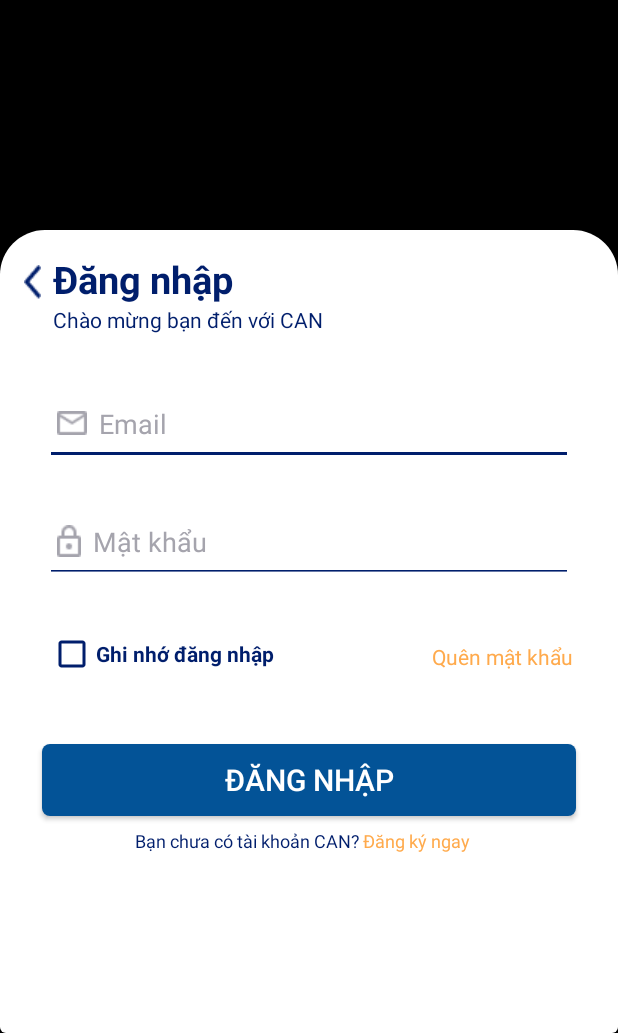
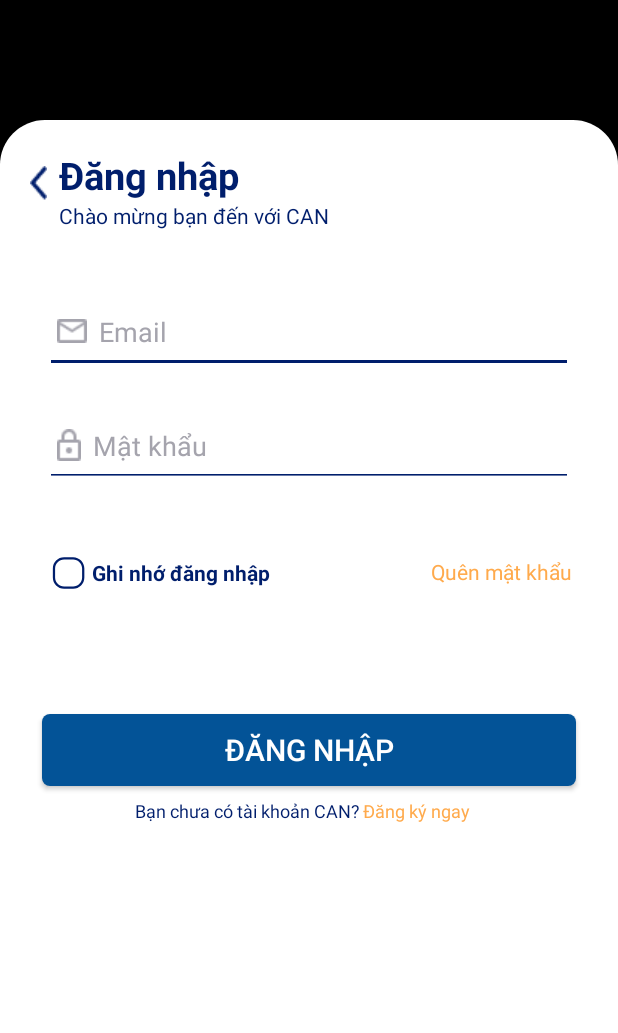
Before and after one commit to khiemld/CanApp, an Android app: the LoginActivity screen opened directly, with no data from a screen before it, on a phone screen of 412 x 824 dp, the part 203-1236 px from its top. Run offline under Robolectric (Android 15) with nearby library versions, the phone set to English and light mode, and no system bars.

Commit message:
login_version8: Hoàn thành chức năng login (đã fix lại giao diện login)

```diff
--- a/app/src/main/AndroidManifest.xml
+++ b/app/src/main/AndroidManifest.xml
@@ -64,9 +64,7 @@
         <activity
             android:name=".LoginActivity"
             android:exported="true"
-            android:theme="@style/LoginActivityTheme"
-            android:windowSoftInputMode="adjustResize"
-            >
+            android:theme="@style/LoginActivityTheme">
         </activity>
         <activity
             android:name=".MainActivity"
--- a/app/src/main/res/layout/activity_login.xml
+++ b/app/src/main/res/layout/activity_login.xml
@@ -45,11 +45,113 @@
 
     <androidx.constraintlayout.widget.ConstraintLayout
         android:layout_width="match_parent"
-        android:layout_height="535dp"
+        android:layout_height="630dp"
         android:background="@drawable/backgroud_fill"
+        android:layout_marginTop="100dp"
+        app:layout_constraintTop_toBottomOf="@+id/tv_sloganapp"
         app:layout_constraintBottom_toBottomOf="parent"
         app:layout_constraintEnd_toEndOf="parent"
         app:layout_constraintStart_toStartOf="parent">
+
+        <ImageView
+            android:id="@+id/img_loginback"
+            android:layout_width="wrap_content"
+            android:layout_height="wrap_content"
+            android:src="@drawable/vector_register"
+            app:layout_constraintStart_toStartOf="parent"
+            app:layout_constraintTop_toTopOf="parent"
+            app:layout_constraintBottom_toBottomOf="parent"
+            app:layout_constraintEnd_toEndOf="parent"
+            app:layout_constraintVertical_bias="0.05"
+            app:layout_constraintHorizontal_bias="0.05"/>
+
+        <TextView
+            android:id="@+id/tv_titlelogin"
+            android:layout_width="wrap_content"
+            android:layout_height="wrap_content"
+            android:text="Đăng nhập"
+            android:textColor="@color/main_blue"
+            android:textSize="25sp"
+            android:textStyle="bold"
+            app:layout_constraintTop_toTopOf="parent"
+            app:layout_constraintBottom_toBottomOf="parent"
+            app:layout_constraintStart_toEndOf="@+id/img_loginback"
+            app:layout_constraintEnd_toEndOf="parent"
+            app:layout_constraintVertical_bias="0.032"
+            app:layout_constraintHorizontal_bias="0.03"/>
+
+        <TextView
+            android:id="@+id/tv_hello"
+            android:layout_width="wrap_content"
+            android:layout_height="wrap_content"
+            android:text="Chào mừng bạn đến với CAN"
+            android:textColor="@color/main_blue"
+            android:textSize="14sp"
+            app:layout_constraintTop_toBottomOf="@+id/tv_titlelogin"
+            app:layout_constraintBottom_toBottomOf="parent"
+            app:layout_constraintStart_toEndOf="@+id/img_loginback"
+            app:layout_constraintEnd_toEndOf="parent"
+            app:layout_constraintVertical_bias="0"
+            app:layout_constraintHorizontal_bias="0.04" />
+
+        <EditText
+            android:id="@+id/edt_emaillogin"
+            android:layout_width="match_parent"
+            android:layout_height="wrap_content"
+            android:layout_marginStart="30dp"
+            android:layout_marginEnd="30dp"
+            android:backgroundTint="@color/main_blue"
+            android:drawableLeft="@drawable/email"
+            android:drawablePadding="8dp"
+            android:hint="Email"
+            android:inputType="textWebEmailAddress"
+            android:paddingStart="8dp"
+            android:paddingTop="15dp"
+            android:paddingBottom="15dp"
+            android:textColor="@color/main_blue"
+            android:textColorHint="#A5A4AD"
+            app:layout_constraintBottom_toBottomOf="parent"
+            app:layout_constraintEnd_toEndOf="parent"
+            app:layout_constraintStart_toStartOf="parent"
+            app:layout_constraintTop_toBottomOf="@+id/tv_hello"
+            app:layout_constraintVertical_bias="0.08" />
+
+        <TextView
+            android:id="@+id/tv_noti_email"
+            android:layout_width="wrap_content"
+            android:layout_height="wrap_content"
+            android:text="Email không hợp lệ"
+            android:textColor="@color/orange"
+            android:textSize="12sp"
+            android:visibility="invisible"
+            app:layout_constraintStart_toStartOf="parent"
+            app:layout_constraintTop_toBottomOf="@+id/edt_emaillogin"
+            app:layout_constraintEnd_toEndOf="parent"
+            app:layout_constraintBottom_toBottomOf="parent"
+            app:layout_constraintVertical_bias="0"
+            app:layout_constraintHorizontal_bias="0.9"/>
+
+        <EditText
+            android:id="@+id/edt_passwordlogin"
+            android:layout_width="match_parent"
+            android:layout_height="wrap_content"
+            android:layout_marginStart="30dp"
+             android:layout_marginEnd="30dp"
+            android:backgroundTint="@color/main_blue"
+            android:drawableLeft="@drawable/password"
+            android:drawablePadding="8dp"
+            android:hint="Mật khẩu"
+            android:textColorHint="#A5A4AD"
+            android:textColor="@color/main_blue"
+            android:inputType="textPassword"
+            android:paddingStart="8dp"
+            android:paddingTop="15dp"
+            android:paddingBottom="15dp"
+            app:layout_constraintStart_toStartOf="parent"
+            app:layout_constraintTop_toBottomOf="@+id/tv_noti_email"
+            app:layout_constraintEnd_toEndOf="parent"
+            app:layout_constraintBottom_toBottomOf="parent"
+            app:layout_constraintVertical_bias="0.01"/>
 
         <TextView
             android:id="@+id/tv_noti_pass"
@@ -62,119 +164,54 @@
             android:textSize="12sp"
             android:visibility="invisible"
             app:layout_constraintStart_toStartOf="parent"
-            app:layout_constraintTop_toBottomOf="@+id/edt_passwordlogin" />
-
-        <ImageView
-            android:id="@+id/img_loginback"
-            android:layout_width="wrap_content"
-            android:layout_height="wrap_content"
-            android:layout_marginStart="16dp"
-            android:layout_marginTop="23dp"
-            android:src="@drawable/vector_register"
-            app:layout_constraintStart_toStartOf="parent"
-            app:layout_constraintTop_toTopOf="parent" />
-
-        <TextView
-            android:id="@+id/tv_titlelogin"
-            android:layout_width="wrap_content"
-            android:layout_height="wrap_content"
-            android:layout_marginStart="8dp"
-            android:layout_marginTop="15dp"
-            android:text="Đăng nhập"
-            android:textColor="@color/main_blue"
-            android:textSize="25sp"
-            android:textStyle="bold"
-            app:layout_constraintStart_toEndOf="@+id/img_loginback"
-            app:layout_constraintTop_toTopOf="parent" />
-
-        <TextView
-            android:id="@+id/tv_hello"
-            android:layout_width="wrap_content"
-            android:layout_height="wrap_content"
-            android:layout_marginStart="8dp"
-            android:text="Chào mừng bạn đến với CAN"
-            android:textColor="@color/main_blue"
-            android:textSize="14sp"
-            app:layout_constraintStart_toEndOf="@+id/img_loginback"
-            app:layout_constraintTop_toBottomOf="@+id/tv_titlelogin" />
-
-        <EditText
-            android:id="@+id/edt_emaillogin"
-            android:layout_width="match_parent"
-            android:layout_height="wrap_content"
-            android:layout_marginStart="30dp"
-            android:layout_marginTop="32dp"
-            android:layout_marginEnd="30dp"
-            android:backgroundTint="@color/main_blue"
-            android:drawableLeft="@drawable/email"
-            android:drawablePadding="8dp"
-            android:hint="Email"
-            android:textColor="@color/main_blue"
-            android:textColorHint="#A5A4AD"
-            android:inputType="textWebEmailAddress"
-            android:paddingStart="8dp"
-            android:paddingTop="15dp"
-            android:paddingBottom="15dp"
-            app:layout_constraintStart_toStartOf="parent"
-            app:layout_constraintTop_toBottomOf="@+id/tv_hello" />
-
-        <TextView
-            android:id="@+id/tv_noti_email"
-            android:layout_width="wrap_content"
-            android:layout_height="wrap_content"
-            android:layout_marginStart="209dp"
-            android:text="Email không hợp lệ"
-            android:textColor="@color/orange"
-            android:textSize="12sp"
-            android:visibility="invisible"
-            app:layout_constraintStart_toStartOf="parent"
-            app:layout_constraintTop_toBottomOf="@+id/edt_emaillogin" />
-
-        <EditText
-            android:id="@+id/edt_passwordlogin"
-            android:layout_width="match_parent"
-            android:layout_height="wrap_content"
-            android:layout_marginStart="30dp"
-            android:layout_marginTop="23dp"
-            android:layout_marginEnd="30dp"
-            android:backgroundTint="@color/main_blue"
-            android:drawableLeft="@drawable/password"
-            android:drawablePadding="8dp"
-            android:hint="Mật khẩu"
-            android:textColorHint="#A5A4AD"
-            android:textColor="@color/main_blue"
-            android:inputType="textPassword"
-            android:paddingStart="8dp"
-            android:paddingTop="15dp"
-            android:paddingBottom="15dp"
-            app:layout_constraintStart_toStartOf="parent"
-            app:layout_constraintTop_toBottomOf="@+id/edt_emaillogin" />
+            app:layout_constraintTop_toBottomOf="@+id/edt_passwordlogin"
+            app:layout_constraintEnd_toEndOf="parent"
+            app:layout_constraintBottom_toBottomOf="parent"
+            app:layout_constraintVertical_bias="0"
+            app:layout_constraintHorizontal_bias="0.6"/>
 
         <CheckBox
             android:id="@+id/cb_rememberlogin"
             android:layout_width="wrap_content"
             android:layout_height="wrap_content"
-            android:layout_marginStart="32dp"
-            android:layout_marginTop="31dp"
-            android:buttonTint="@color/main_blue"
+            android:button="@drawable/checkbox_selector"
             android:checked="false"
             android:drawablePadding="8dp"
             android:text="Ghi nhớ đăng nhập"
             android:textColor="@color/main_blue"
             android:textStyle="bold"
             app:layout_constraintStart_toStartOf="parent"
-            app:layout_constraintTop_toBottomOf="@+id/edt_passwordlogin" />
+            app:layout_constraintTop_toBottomOf="@+id/tv_noti_pass"
+            app:layout_constraintEnd_toEndOf="parent"
+            app:layout_constraintBottom_toBottomOf="parent"
+            app:layout_constraintVertical_bias="0.07"
+            app:layout_constraintHorizontal_bias="0.12"/>
+
+        <TextView
+            android:id="@+id/tv_forgetpass"
+            android:layout_width="wrap_content"
+            android:layout_height="wrap_content"
+            android:text="Quên mật khẩu"
+            android:textColor="#FFAA4C"
+            app:layout_constraintEnd_toEndOf="parent"
+            app:layout_constraintTop_toBottomOf="@+id/tv_noti_pass"
+            app:layout_constraintStart_toEndOf="@+id/cb_rememberlogin"
+            app:layout_constraintBottom_toBottomOf="parent"
+            app:layout_constraintVertical_bias="0.08"
+            app:layout_constraintHorizontal_bias="0.78"/>
 
         <Button
             android:id="@+id/btn_login2"
             android:layout_width="match_parent"
             android:layout_height="wrap_content"
             android:background="@drawable/background_btnlogin2"
-            android:layout_marginTop="44dp"
             android:layout_marginStart="28dp"
             android:layout_marginEnd="28dp"
             app:layout_constraintTop_toBottomOf="@+id/cb_rememberlogin"
             app:layout_constraintStart_toStartOf="parent"
+            app:layout_constraintEnd_toEndOf="parent"
+            app:layout_constraintBottom_toBottomOf="parent"
+            app:layout_constraintVertical_bias="0.3"
             android:text="Đăng nhập"
             android:textColor="@color/white"
             android:textSize="20sp"/>
@@ -185,6 +222,10 @@
             android:layout_marginTop="8dp"
             app:layout_constraintTop_toBottomOf="@+id/btn_login2"
             app:layout_constraintStart_toStartOf="parent"
+            app:layout_constraintEnd_toEndOf="parent"
+            app:layout_constraintBottom_toBottomOf="parent"
+            app:layout_constraintVertical_bias="0"
+            app:layout_constraintHorizontal_bias="0"
             android:layout_marginStart="90dp"
             android:text="Bạn chưa có tài khoản CAN?"
             android:textSize="12sp"
@@ -197,22 +238,14 @@
             android:layout_marginTop="8dp"
             app:layout_constraintTop_toBottomOf="@+id/btn_login2"
             app:layout_constraintStart_toEndOf="@+id/tv_confirmquestion"
+            app:layout_constraintBottom_toBottomOf="parent"
+            app:layout_constraintEnd_toEndOf="parent"
+            app:layout_constraintHorizontal_bias="0"
+            app:layout_constraintVertical_bias="0"
             android:layout_marginStart="2dp"
             android:text="Đăng ký ngay"
             android:textSize="12sp"
             android:textColor="@color/orange"/>
-
-        <TextView
-            android:id="@+id/tv_forgetpass"
-            android:layout_width="wrap_content"
-            android:layout_height="wrap_content"
-            android:layout_marginTop="39dp"
-            android:layout_marginEnd="30dp"
-
-            android:text="Quên mật khẩu"
-            android:textColor="#FFAA4C"
-            app:layout_constraintEnd_toEndOf="parent"
-            app:layout_constraintTop_toBottomOf="@+id/edt_passwordlogin" />
 
     </androidx.constraintlayout.widget.ConstraintLayout>
 
```
